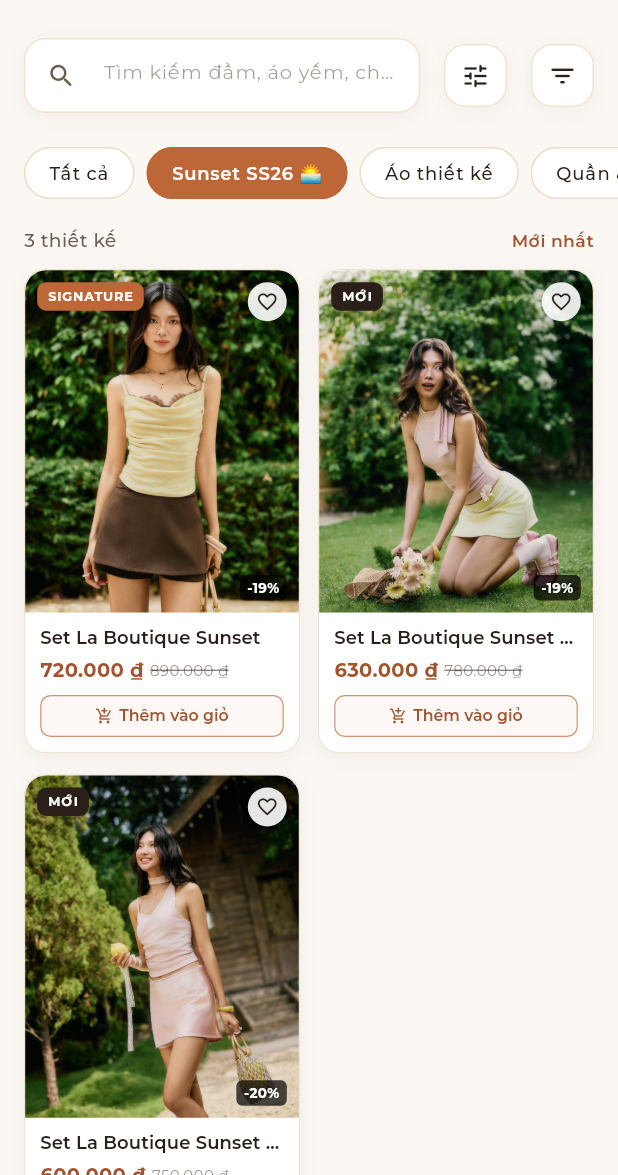
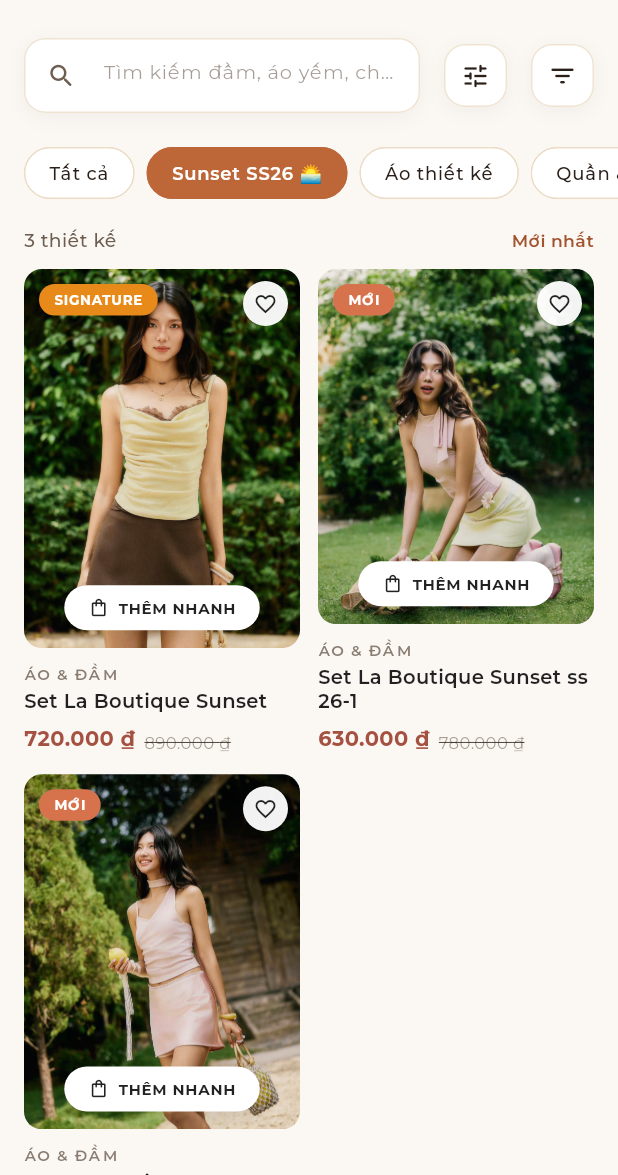
Before and after one commit to Dangkhoa205/PRM391_Project, a Flutter app: the ProductListScreen screen opened directly, on a phone screen of 412 x 824 dp, the part 61-1236 px from its top. Run offline on Flutter 3.47's test engine with Material 3 defaults, Android fonts, the phone set to English and light mode, and no system bars; our stand-ins replace flutter_map, google_fonts, latlong2, shared_preferences; accounts and stored records are empty; network calls fail.

Commit message:
Update Cart
Sửa thêm giỏ hàng nhanh

```diff
--- a/la_boutique_mobile/lib/views/widgets/product_card.dart
+++ b/la_boutique_mobile/lib/views/widgets/product_card.dart
@@ -1,6 +1,8 @@
 import 'package:flutter/material.dart';
 import 'package:flutter/services.dart';
 import 'package:provider/provider.dart';
+import 'dart:ui'; // Cần thiết cho ImageFilter (nếu muốn làm mờ ảnh)
+
 import '../../core/theme/app_theme.dart';
 import '../../core/utils/formatters.dart';
 import '../../models/product.dart';
@@ -9,7 +11,7 @@ import '../../providers/product_provider.dart';
 import '../cart/cart_screen.dart';
 import '../product/product_detail_screen.dart';
 
-class ProductCard extends StatelessWidget {
+class ProductCard extends StatefulWidget {
   final Product product;
   final String? heroPrefix;
 
@@ -19,19 +21,64 @@ class ProductCard extends StatelessWidget {
     this.heroPrefix,
   });
 
+  @override
+  State<ProductCard> createState() => _ProductCardState();
+}
+
+class _ProductCardState extends State<ProductCard> {
+  bool _showSizeOverlay = false;
+
+  void _toggleSizeOverlay() {
+    setState(() {
+      _showSizeOverlay = !_showSizeOverlay;
+    });
+  }
+
+  void _addToCart(String size) {
+    HapticFeedback.mediumImpact();
+
+    // 1. Thêm vào giỏ hàng với đúng size được chọn
+    context.read<CartProvider>().addToCart(widget.product, size: size);
+
+    // 2. Tắt bảng chọn size
+    setState(() {
+      _showSizeOverlay = false;
+    });
+
+    // 3. Xóa thông báo cũ ngay lập tức (nếu đang hiển thị) để hiện thông báo mới
+    ScaffoldMessenger.of(context).hideCurrentSnackBar();
+
+    // 4. Hiển thị thông báo mới với size ĐỘNG ($size)
+    ScaffoldMessenger.of(context).showSnackBar(
+      SnackBar(
+        // Sửa chữ (Size M) thành (Size $size) ở dòng dưới này:
+        content: Text('Đã thêm "${widget.product.name}" (Size $size) vào giỏ'),
+        duration: const Duration(seconds: 2),
+        backgroundColor: AppColors.ink,
+        behavior: SnackBarBehavior.floating,
+        shape: RoundedRectangleBorder(borderRadius: BorderRadius.circular(10)),
+        action: SnackBarAction(
+          label: 'XEM GIỎ',
+          textColor: AppColors.sand300,
+          onPressed: () {
+            Navigator.push(
+              context,
+              MaterialPageRoute(builder: (_) => const CartScreen()),
+            );
+          },
+        ),
+      ),
+    );
+  }
   Widget _buildProductImage() {
-    final path = product.assetPath;
+    final path = widget.product.assetPath;
     final isNetwork = path.startsWith('http://') || path.startsWith('https://');
-    final heroTag = heroPrefix != null ? '${heroPrefix}_${product.id}' : 'product_img_${product.id}';
+    final heroTag = widget.heroPrefix != null
+        ? '${widget.heroPrefix}_${widget.product.id}'
+        : 'product_img_${widget.product.id}';
 
     final placeholder = Container(
-      decoration: const BoxDecoration(
-        gradient: LinearGradient(
-          begin: Alignment.topCenter,
-          end: Alignment.bottomCenter,
-          colors: [AppColors.sand100, AppColors.sand200],
-        ),
-      ),
+      color: AppColors.sand100,
       child: Center(
         child: Column(
           mainAxisAlignment: MainAxisAlignment.center,
@@ -54,21 +101,10 @@ class ProductCard extends StatelessWidget {
 
     return Hero(
       tag: heroTag,
-      child: ClipRRect(
-        borderRadius: const BorderRadius.vertical(top: Radius.circular(14)),
       child: SizedBox.expand(
         child: isNetwork
-              ? Image.network(
-                  path,
-                  fit: BoxFit.cover,
-                  errorBuilder: (_, _, _) => placeholder,
-                )
-              : Image.asset(
-                  path,
-                  fit: BoxFit.cover,
-                  errorBuilder: (_, _, _) => placeholder,
-                ),
-        ),
+            ? Image.network(path, fit: BoxFit.cover, errorBuilder: (_, _, _) => placeholder)
+            : Image.asset(path, fit: BoxFit.cover, errorBuilder: (_, _, _) => placeholder),
       ),
     );
   }
@@ -76,157 +112,149 @@ class ProductCard extends StatelessWidget {
   @override
   Widget build(BuildContext context) {
     final productProvider = context.watch<ProductProvider>();
-    final isFav = productProvider.isFavorite(product.id);
+    final isFav = productProvider.isFavorite(widget.product.id);
 
-    return Container(
-      decoration: BoxDecoration(
-        color: AppColors.white,
-        borderRadius: BorderRadius.circular(14),
-        border: Border.all(color: AppColors.sand200.withValues(alpha: 0.8), width: 0.8),
-        boxShadow: AppColors.cardShadow,
-      ),
-      child: InkWell(
+    return Column(
+      crossAxisAlignment: CrossAxisAlignment.start,
+      children: [
+        // 1. IMAGE SECTION (Ảnh, Tag, Nút Thêm Nhanh/Size)
+        Expanded(
+          child: GestureDetector(
             onTap: () {
+              // Bấm vào ảnh để vào trang chi tiết
               Navigator.of(context).push(
                 MaterialPageRoute(
-              builder: (_) => ProductDetailScreen(product: product),
+                  builder: (_) => ProductDetailScreen(product: widget.product),
                 ),
               );
             },
-        borderRadius: BorderRadius.circular(14),
-        child: Column(
-          crossAxisAlignment: CrossAxisAlignment.start,
+            child: ClipRRect(
+              borderRadius: BorderRadius.circular(12),
+              child: Stack(
+                fit: StackFit.expand,
                 children: [
-            // Image Stack with Badges
-            Expanded(
-              child: Stack(
-                children: [
-                  Positioned.fill(child: _buildProductImage()),
+                  // Ảnh gốc
+                  _buildProductImage(),
 
-                  // Tag Badge (Signature / Mới / Hot)
-                  if (product.tag != null)
+                  // Lớp phủ đen mờ khi mở bảng chọn Size
+                  if (_showSizeOverlay)
+                    Container(
+                      color: Colors.black.withValues(alpha: 0.4),
+                    ),
+
+                  // Tag (MỚI / SIGNATURE / HOT)
+                  if (widget.product.tag != null)
                     Positioned(
-                      top: 8,
-                      left: 8,
+                      top: 10,
+                      left: 10,
                       child: Container(
-                        padding: const EdgeInsets.symmetric(horizontal: 7, vertical: 3.5),
+                        padding: const EdgeInsets.symmetric(horizontal: 10, vertical: 4),
                         decoration: BoxDecoration(
-                          color: product.tag == 'Signature'
-                              ? AppColors.clay500
-                              : (product.tag == 'Hot' ? const Color(0xFFC84B31) : AppColors.ink),
-                          borderRadius: BorderRadius.circular(6),
-                          boxShadow: [
-                            BoxShadow(
-                              color: Colors.black.withValues(alpha: 0.15),
-                              blurRadius: 4,
-                              offset: const Offset(0, 1),
-                            ),
-                          ],
+                          color: widget.product.tag == 'Signature'
+                              ? const Color(0xFFE88A1A) // Màu cam vàng như thiết kế
+                              : (widget.product.tag == 'Mới' ? const Color(0xFFD6734D) : AppColors.ink),
+                          borderRadius: BorderRadius.circular(16),
                         ),
                         child: Text(
-                          product.tag!.toUpperCase(),
+                          widget.product.tag!.toUpperCase(),
                           style: const TextStyle(
-                            color: AppColors.white,
-                            fontSize: 8.5,
-                            fontWeight: FontWeight.bold,
-                            letterSpacing: 0.6,
+                            color: Colors.white,
+                            fontSize: 9,
+                            fontWeight: FontWeight.w700,
+                            letterSpacing: 0.5,
                           ),
                         ),
                       ),
                     ),
 
-                  // Wishlist Button
+                  // Nút thả tim (Favorite)
                   Positioned(
                     top: 8,
                     right: 8,
                     child: Material(
-                      color: Colors.white.withValues(alpha: 0.9),
+                      color: Colors.white.withValues(alpha: 0.95),
                       shape: const CircleBorder(),
-                      elevation: 1,
-                      shadowColor: Colors.black.withValues(alpha: 0.15),
                       child: InkWell(
                         customBorder: const CircleBorder(),
                         onTap: () {
                           HapticFeedback.lightImpact();
-                          productProvider.toggleFavorite(product.id);
+                          productProvider.toggleFavorite(widget.product.id);
                         },
                         child: Padding(
-                          padding: const EdgeInsets.all(5.5),
+                          padding: const EdgeInsets.all(7.0),
                           child: Icon(
                             isFav ? Icons.favorite : Icons.favorite_border,
-                            size: 15,
-                            color: isFav ? const Color(0xFFD32F2F) : AppColors.ink,
+                            size: 16,
+                            color: isFav ? const Color(0xFFD32F2F) : Colors.black87,
                           ),
                         ),
                       ),
                     ),
                   ),
 
-                  // Discount percentage pill on image bottom right
-                  if (product.discountPercentage > 0)
+                  // Phần Control bên dưới ảnh (Thêm Nhanh HOẶC Chọn Size)
                   Positioned(
-                      bottom: 8,
-                      right: 8,
-                      child: Container(
-                        padding: const EdgeInsets.symmetric(horizontal: 5, vertical: 2),
-                        decoration: BoxDecoration(
-                          color: Colors.black.withValues(alpha: 0.7),
-                          borderRadius: BorderRadius.circular(4),
-                        ),
-                        child: Text(
-                          '-${product.discountPercentage}%',
-                          style: const TextStyle(
-                            color: Colors.white,
-                            fontSize: 9,
-                            fontWeight: FontWeight.bold,
-                          ),
-                        ),
+                    bottom: 12,
+                    left: 0,
+                    right: 0,
+                    child: Center(
+                      child: _showSizeOverlay ? _buildSizeSelector() : _buildQuickAddButton(),
                     ),
                   ),
                 ],
               ),
             ),
+          ),
+        ),
 
-            // Info Section
-            Padding(
-              padding: const EdgeInsets.fromLTRB(10, 8, 10, 10),
-              child: Column(
-                crossAxisAlignment: CrossAxisAlignment.start,
-                mainAxisSize: MainAxisSize.min,
-                children: [
+        const SizedBox(height: 10),
+
+        // 2. INFO SECTION (Chữ bên dưới ảnh)
         Text(
-                    product.name,
-                    maxLines: 1,
-                    overflow: TextOverflow.ellipsis,
-                    style: const TextStyle(
-                      color: AppColors.ink,
-                      fontSize: 12,
+          'ÁO & ĐẦM', // Bạn có thể thay bằng widget.product.category nếu có
+          style: TextStyle(
+            color: AppColors.mute.withValues(alpha: 0.8),
+            fontSize: 10,
             fontWeight: FontWeight.w600,
-                      letterSpacing: 0.1,
+            letterSpacing: 1.0,
           ),
         ),
         const SizedBox(height: 4),
 
+        Text(
+          widget.product.name,
+          maxLines: 2,
+          overflow: TextOverflow.ellipsis,
+          style: const TextStyle(
+            color: Colors.black87,
+            fontSize: 13,
+            fontWeight: FontWeight.w600,
+            height: 1.2,
+          ),
+        ),
+        const SizedBox(height: 6),
+
         // Pricing
         Row(
+          crossAxisAlignment: CrossAxisAlignment.end,
           children: [
             Text(
-                        Formatters.formatCurrency(product.price),
+              Formatters.formatCurrency(widget.product.price),
               style: const TextStyle(
-                          color: AppColors.clay600,
-                          fontSize: 13,
+                color: Color(0xFFA55142), // Màu đỏ nâu gạch giống thiết kế
+                fontSize: 14,
                 fontWeight: FontWeight.w700,
               ),
             ),
-                      if (product.originalPrice != null &&
-                          product.originalPrice! > product.price) ...[
-                        const SizedBox(width: 4),
+            if (widget.product.originalPrice != null &&
+                widget.product.originalPrice! > widget.product.price) ...[
+              const SizedBox(width: 6),
               Expanded(
                 child: Text(
-                            Formatters.formatCurrency(product.originalPrice!),
+                  Formatters.formatCurrency(widget.product.originalPrice!),
                   style: TextStyle(
-                              color: AppColors.mute.withValues(alpha: 0.7),
-                              fontSize: 10,
+                    color: AppColors.mute.withValues(alpha: 0.6),
+                    fontSize: 11,
                     decoration: TextDecoration.lineThrough,
                   ),
                   overflow: TextOverflow.ellipsis,
@@ -235,58 +263,109 @@ class ProductCard extends StatelessWidget {
             ],
           ],
         ),
-                  const SizedBox(height: 8),
+      ],
+    );
+  }
 
-                  // Quick Add to Cart Button
-                  SizedBox(
-                    width: double.infinity,
-                    height: 28,
-                    child: OutlinedButton(
-                      style: OutlinedButton.styleFrom(
-                        padding: EdgeInsets.zero,
-                        side: BorderSide(
-                          color: AppColors.clay500.withValues(alpha: 0.7),
-                          width: 0.8,
+  // Widget Nút "THÊM NHANH"
+  Widget _buildQuickAddButton() {
+    return GestureDetector(
+      onTap: () {
+        HapticFeedback.lightImpact();
+        _toggleSizeOverlay();
+      },
+      child: Container(
+        padding: const EdgeInsets.symmetric(horizontal: 16, vertical: 8),
+        decoration: BoxDecoration(
+          color: Colors.white,
+          borderRadius: BorderRadius.circular(20),
+          boxShadow: [
+            BoxShadow(
+              color: Colors.black.withValues(alpha: 0.1),
+              blurRadius: 10,
+              offset: const Offset(0, 4),
             ),
-                        shape: RoundedRectangleBorder(
-                          borderRadius: BorderRadius.circular(7),
+          ],
         ),
-                        backgroundColor: AppColors.clay50.withValues(alpha: 0.5),
+        child: const Row(
+          mainAxisSize: MainAxisSize.min,
+          children: [
+            Icon(Icons.shopping_bag_outlined, size: 14, color: Colors.black87),
+            SizedBox(width: 6),
+            Text(
+              'THÊM NHANH',
+              style: TextStyle(
+                fontSize: 10,
+                fontWeight: FontWeight.bold,
+                color: Colors.black87,
+                letterSpacing: 0.5,
               ),
-                      onPressed: () {
-                        HapticFeedback.mediumImpact();
-                        context.read<CartProvider>().addToCart(product, size: 'M');
-                        ScaffoldMessenger.of(context).showSnackBar(
-                          SnackBar(
-                            content: Text('Đã thêm "${product.name}" (Size M) vào giỏ'),
-                            duration: const Duration(seconds: 2),
-                            backgroundColor: AppColors.ink,
-                            behavior: SnackBarBehavior.floating,
-                            shape: RoundedRectangleBorder(borderRadius: BorderRadius.circular(10)),
-                            action: SnackBarAction(
-                              label: 'XEM GIỎ',
-                              textColor: AppColors.sand300,
-                              onPressed: () {
-                                Navigator.push(
-                                  context,
-                                  MaterialPageRoute(builder: (_) => const CartScreen()),
-                                );
-                              },
+            ),
+          ],
         ),
       ),
     );
+  }
+
+  // Widget Bảng chọn Size (S M L) và ĐÓNG SIZE
+  Widget _buildSizeSelector() {
+    return Column(
+      mainAxisSize: MainAxisSize.min,
+      children: [
+        // Khung chọn size
+        Container(
+          padding: const EdgeInsets.symmetric(horizontal: 20, vertical: 12),
+          decoration: BoxDecoration(
+            color: const Color(0xFF332B27), // Màu nâu đen giống thiết kế
+            borderRadius: BorderRadius.circular(24),
+          ),
+          child: Row(
+            mainAxisSize: MainAxisSize.min,
+            children: ['S', 'M', 'L'].map((size) {
+              return GestureDetector(
+                onTap: () => _addToCart(size),
+                child: Padding(
+                  padding: const EdgeInsets.symmetric(horizontal: 12),
+                  child: Text(
+                    size,
+                    style: const TextStyle(
+                      color: Colors.white,
+                      fontSize: 13,
+                      fontWeight: FontWeight.bold,
+                    ),
+                  ),
+                ),
+              );
+            }).toList(),
+          ),
+        ),
+
+        const SizedBox(height: 8),
+
+        // Nút Đóng Size
+        GestureDetector(
+          onTap: () {
+            HapticFeedback.lightImpact();
+            _toggleSizeOverlay();
           },
+          child: Container(
+            padding: const EdgeInsets.symmetric(horizontal: 16, vertical: 8),
+            decoration: BoxDecoration(
+              color: Colors.white,
+              borderRadius: BorderRadius.circular(20),
+            ),
             child: const Row(
-                        mainAxisAlignment: MainAxisAlignment.center,
+              mainAxisSize: MainAxisSize.min,
               children: [
-                          Icon(Icons.add_shopping_cart, size: 12, color: AppColors.clay600),
-                          SizedBox(width: 4),
+                Icon(Icons.close, size: 12, color: Colors.black87),
+                SizedBox(width: 6),
                 Text(
-                            'Thêm vào giỏ',
+                  'ĐÓNG SIZE',
                   style: TextStyle(
-                              fontSize: 10.5,
-                              fontWeight: FontWeight.w600,
-                              color: AppColors.clay600,
+                    fontSize: 10,
+                    fontWeight: FontWeight.bold,
+                    color: Colors.black87,
+                    letterSpacing: 0.5,
                   ),
                 ),
               ],
@@ -294,11 +373,6 @@ class ProductCard extends StatelessWidget {
           ),
         ),
       ],
-              ),
-            ),
-          ],
-        ),
-      ),
     );
   }
 }
```
Lines whose indentation alone changed are shown as unchanged.
